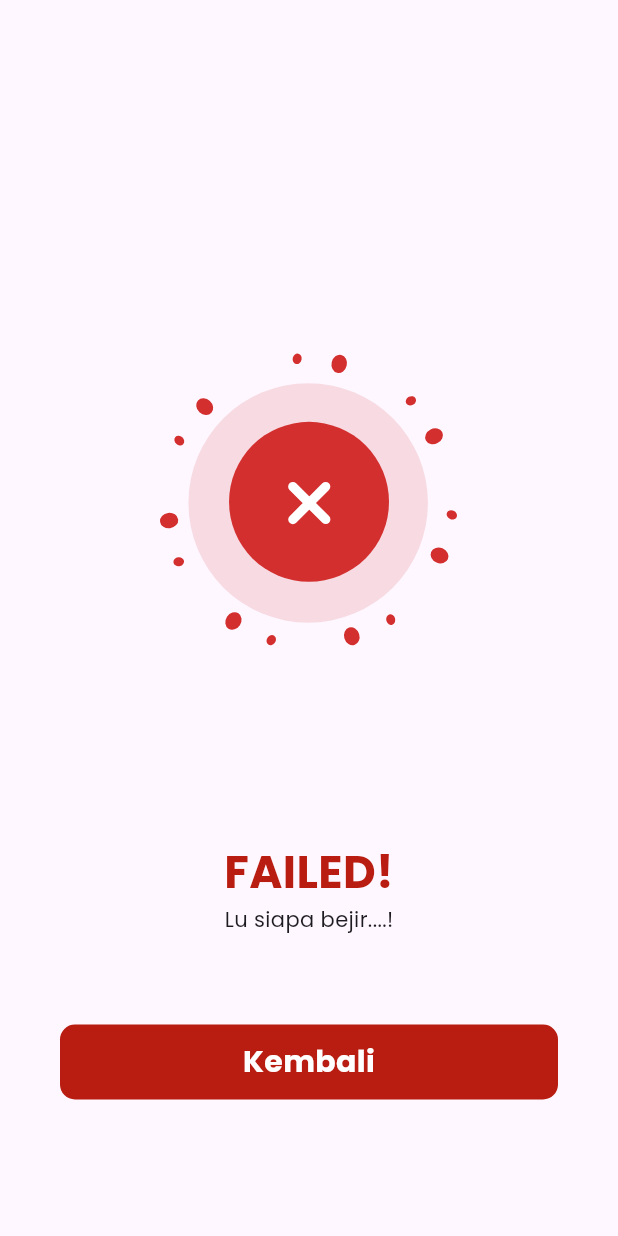
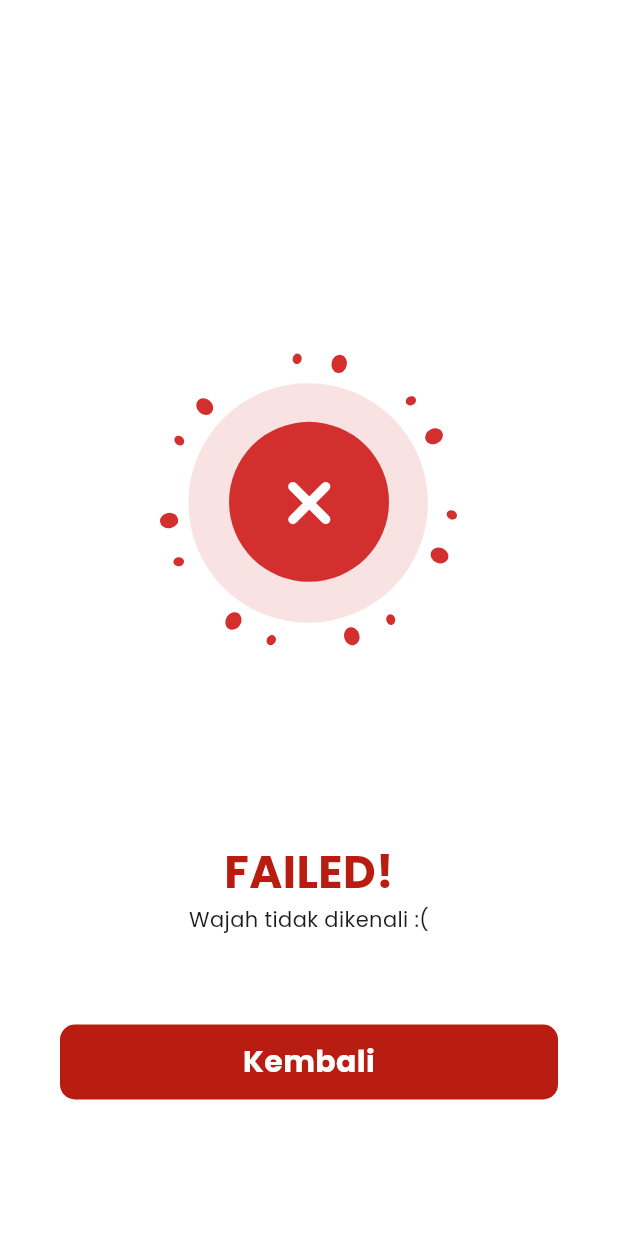
Before and after one commit to W0LF12AM/Marron_App, a Flutter app: the Failednotification screen opened directly, on a phone screen of 412 x 824 dp. Run offline on Flutter 3.47's test engine with Material 3 defaults, Android fonts, the phone set to English and light mode, and no system bars; our stand-ins replace camera, cloud_firestore, dio, firebase_auth, firebase_core, firebase_storage and 8 more; missing offline and left inert: dart:ffi, detect_fake_location, google_ml_kit, google_mlkit_face_detection, tflite_flutter; accounts and stored records are empty.

Commit message:
color fixes

```diff
--- a/lib/pages/Attendance_Page.dart
+++ b/lib/pages/Attendance_Page.dart
@@ -84,6 +84,8 @@ class _Attendance_ScreenState extends State<Attendance_Screen> {
     Navigator.pop(context);
 
     if (jarakMeter <= widget.radius) {
+      print('latitude user : ${posisi.latitude}');
+      print('longitude user : ${posisi.longitude}');
       print('Jarak antara user dan lokasi : $jarakMeter');
       print('Radius toleransi antara user dan lokasi : ${widget.radius}');
       Navigator.pushReplacement(
@@ -96,6 +98,8 @@ class _Attendance_ScreenState extends State<Attendance_Screen> {
                     userName: '',
                   )));
     } else {
+      print('latitude user : ${posisi.latitude}');
+      print('longitude user : ${posisi.longitude}');
       print('Jarak antara user dan lokasi : $jarakMeter');
       print('Radius toleransi antara user dan lokasi : ${widget.radius}');
       Navigator.pushReplacement(
--- a/lib/pages/core/registFace_page.dart
+++ b/lib/pages/core/registFace_page.dart
@@ -149,6 +149,7 @@ class _RegistfacePageState extends State<RegistfacePage> {
     return Scaffold(
       backgroundColor: secondaryColor,
       appBar: AppBar(
+        backgroundColor: secondaryColor,
         leading: IconButton(
           icon: Icon(Icons.arrow_back_ios_new_rounded),
           color: mainColor,
--- a/lib/pages/loading/loading_page.dart
+++ b/lib/pages/loading/loading_page.dart
@@ -9,6 +9,7 @@ class LoadingPage extends StatelessWidget {
   @override
   Widget build(BuildContext context) {
     return Scaffold(
+      backgroundColor: secondaryColor,
       body: Center(
         child: Column(
           mainAxisAlignment: MainAxisAlignment.center,
--- a/lib/pages/notification/failedNotification.dart
+++ b/lib/pages/notification/failedNotification.dart
@@ -11,6 +11,7 @@ class Failednotification extends StatelessWidget {
   @override
   Widget build(BuildContext context) {
     return Scaffold(
+      backgroundColor: secondaryColor,
       body: Padding(
         padding: const EdgeInsets.symmetric(vertical: 110),
         child: Center(
@@ -23,7 +24,7 @@ class Failednotification extends StatelessWidget {
                 style: Notification_Failed_Style,
               ),
               Text(
-                'Lu siapa bejir....!',
+                'Wajah tidak dikenali :(',
                 style: GoogleFonts.poppins(textStyle: TextStyle()),
               ),
               SizedBox(
--- a/lib/pages/notification/successNotification.dart
+++ b/lib/pages/notification/successNotification.dart
@@ -8,11 +8,12 @@ import 'package:maroon_app/widgets/others/default.dart';
 class Success_Notofication extends StatelessWidget {
   Success_Notofication({super.key, required this.pesan});
 
-  String pesan;
+  final String pesan;
 
   @override
   Widget build(BuildContext context) {
     return Scaffold(
+      backgroundColor: secondaryColor,
       body: Padding(
         padding: const EdgeInsets.symmetric(vertical: 110),
         child: Center(
--- a/lib/pages/profile_page.dart
+++ b/lib/pages/profile_page.dart
@@ -194,6 +194,7 @@ class _ProfilePageState extends State<ProfilePage> {
                             context: context,
                             builder: (BuildContext context) {
                               return AlertDialog(
+                                backgroundColor: secondaryColor,
                                 title: Text('Profile Edit'),
                                 content: Container(
                                   width: double.infinity,
--- a/lib/widgets/others/userHeader.dart
+++ b/lib/widgets/others/userHeader.dart
@@ -42,7 +42,7 @@ class _User_HeaderState extends State<User_Header> {
         //user profile
         GestureDetector(
           onTap: () {
-            Navigator.push(
+            Navigator.pushReplacement(
                 context,
                 MaterialPageRoute(
                     builder: (BuildContext context) => ProfilePage()));
```
Also changed, not shown: lib/pages/output/registered_face_page.dart (+6 -1 lines).
